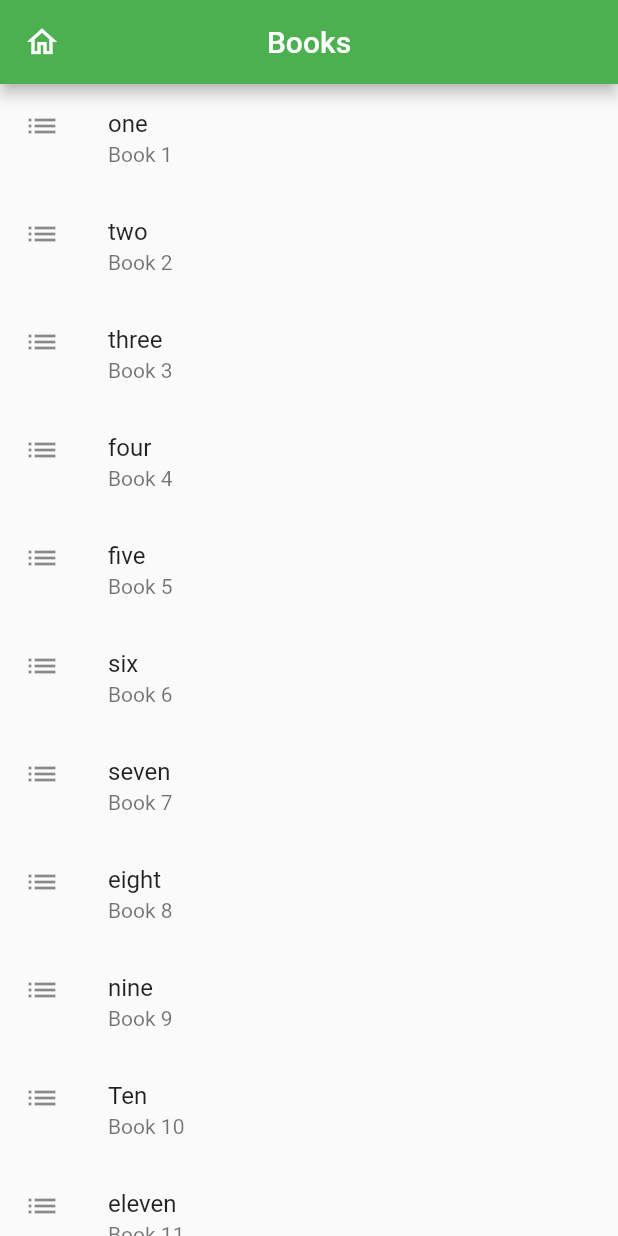
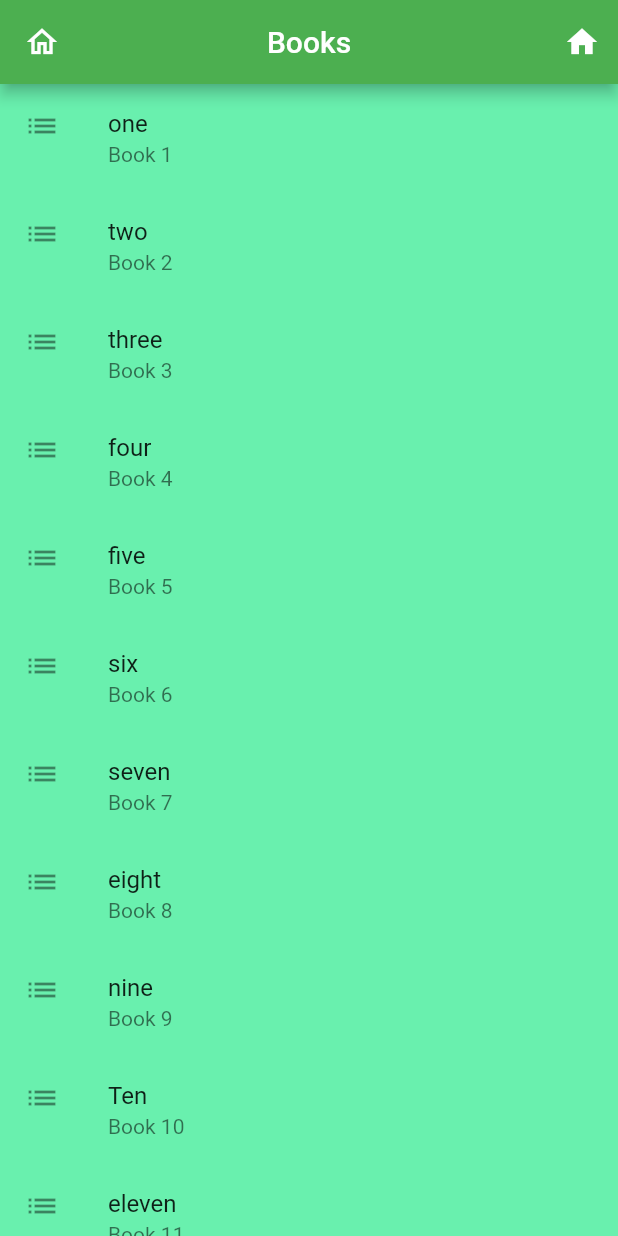
Before and after one commit to Static-404/Flutter, a Flutter app: the SecondPage screen opened by its route, on a phone screen of 412 x 824 dp. Run offline on Flutter 3.47's test engine with Material 2 defaults, Android fonts, the phone set to English and light mode, and no system bars; our stand-ins replace smooth_page_indicator.

Commit message:
Day 13
added a background color to the second page
added a button to the appbar in the first and second page

```diff
--- a/lib/screens/secondpage.dart
+++ b/lib/screens/secondpage.dart
@@ -18,11 +18,18 @@ class _SecondPageState extends State<SecondPage> {
             Navigator.pushNamed(context, '1Page');
           },
         ),
+        actions: [
+          IconButton(onPressed: () {
+            Navigator.pushNamed(context, 'Home');
+          }, icon: Icon(Icons.home))
+        ],
         backgroundColor: Colors.green,
         title: const Text('Books'),
         centerTitle: true,
       ),
-      body: ListView(
+      body: Container(
+        color: Colors.greenAccent,
+        child: ListView(
             children: const [
               ListTile(
                 leading: Icon(Icons.list),
@@ -81,6 +88,7 @@ class _SecondPageState extends State<SecondPage> {
               ),
             ],
           ),
+      ),
     );
   }
 }
```
Also changed, not shown: lib/screens/firstpage.dart (+6 -1 lines). Lines whose indentation alone changed are shown as unchanged.
